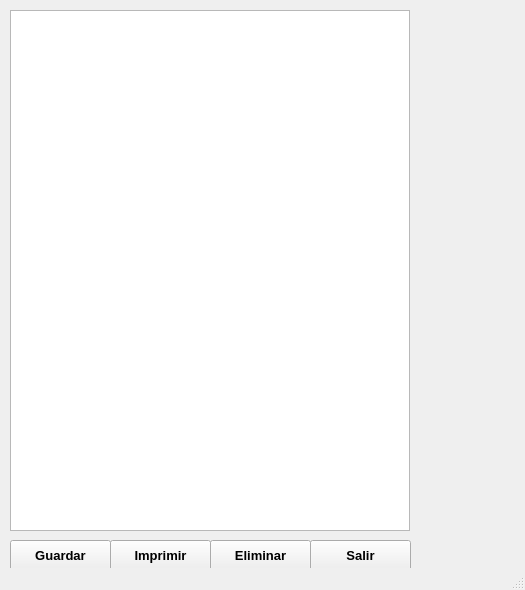
This is MiniNomina/FrmDesign/DatosEmpleados.ui in CodeDrTech/DevelopPython as Qt 5 draws it before an edit. The edited form follows.
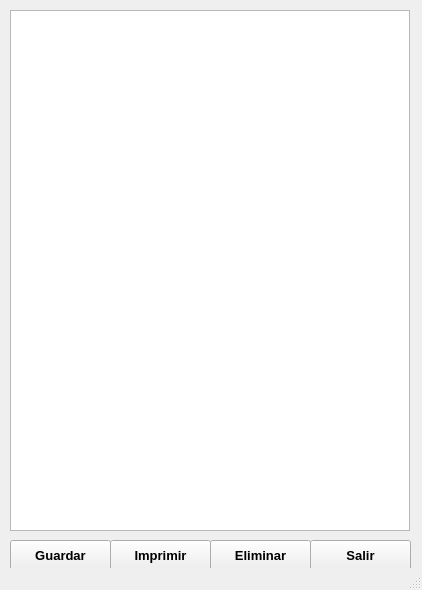
This is the edited form. Icons and pictures are not drawn.

What changed in the file:
```diff
--- a/MiniNomina/FrmDesign/DatosEmpleados.ui
+++ b/MiniNomina/FrmDesign/DatosEmpleados.ui
@@ -9,7 +9,7 @@
    <rect>
     <x>0</x>
     <y>0</y>
-    <width>525</width>
+    <width>422</width>
     <height>590</height>
    </rect>
   </property>
```
Left out of the diff: 36 changed lines with no effect on the pictures.
